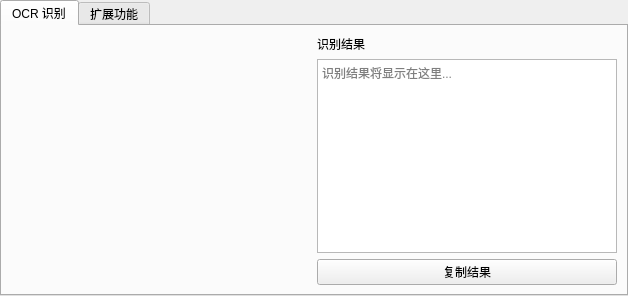
The window that src/vibeocr/ui/main_window.ui (FelixJI/VibeOCR) describes before a commit, drawn with Qt 5.
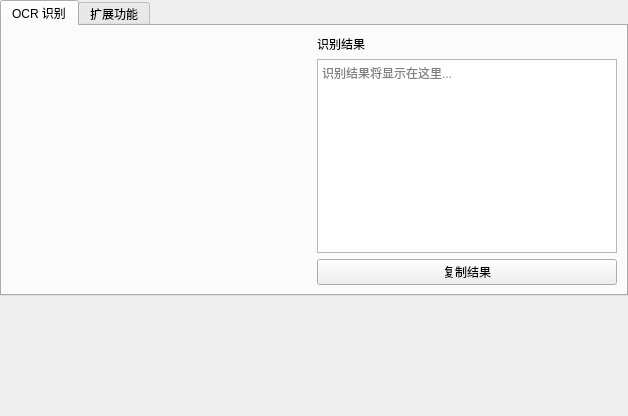
The same window after the commit. Custom widgets are drawn as their Qt base class.

Commit message: feat: 在主窗口 UI 中添加控制台容器

Patch:
```diff
--- a/src/vibeocr/ui/main_window.ui
+++ b/src/vibeocr/ui/main_window.ui
@@ -125,6 +125,22 @@
      </widget>
     </widget>
    </item>
+   <item>
+    <widget class="QWidget" name="consoleContainer" native="true">
+     <property name="minimumSize">
+      <size>
+       <width>0</width>
+       <height>120</height>
+      </size>
+     </property>
+     <property name="maximumSize">
+      <size>
+       <width>16777215</width>
+       <height>200</height>
+      </size>
+     </property>
+    </widget>
+   </item>
   </layout>
  </widget>
  <customwidgets>
```
